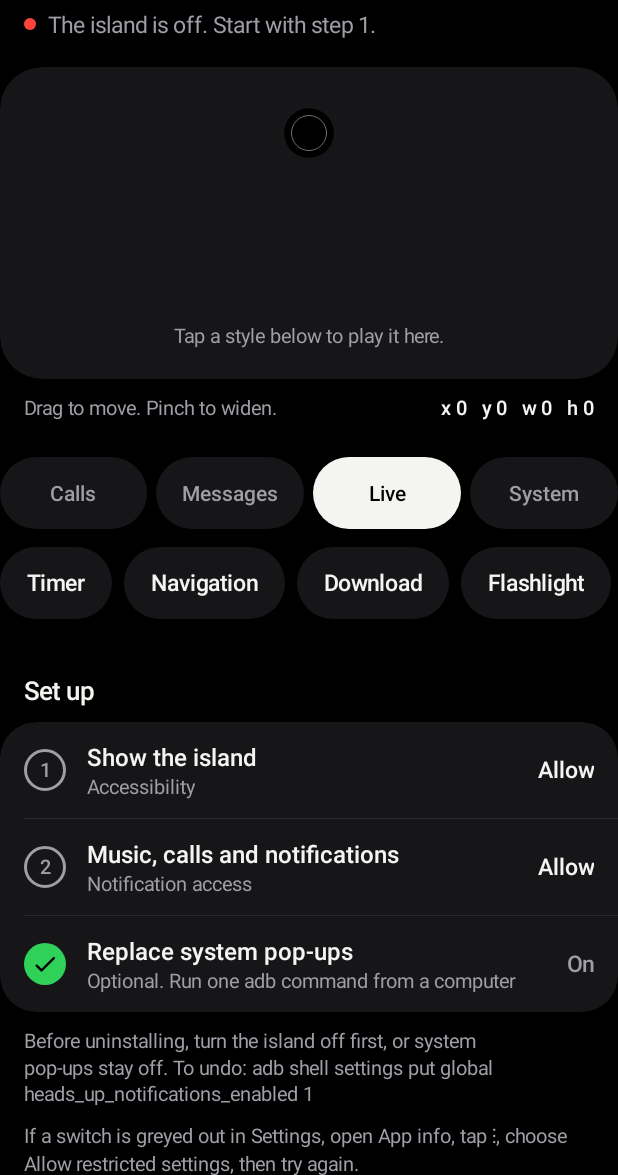
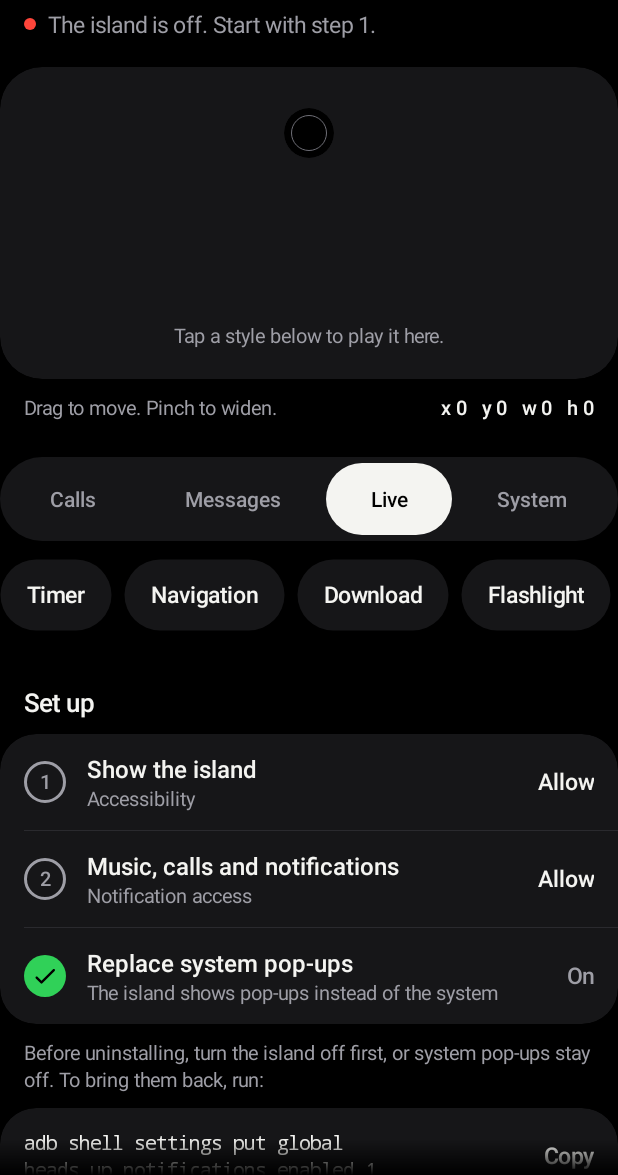
Before and after one commit to agampreetgrover-png/tabisland, an Android app: the screen it shows after launch (MainActivity), after a tap on "Live", on a phone screen of 412 x 824 dp, the part 61-1236 px from its top. Run offline under Robolectric (Android 15) with nearby library versions, the phone set to English and light mode, and no system bars.

Commit message:
Settings polish and design.md rewrite from the design session
Segmented settings tabs, reset enable state, undo note, playing chip and ghost
preview in MainActivity; design.md rewritten. Separate design session's work,
committed on its own.

```diff
--- a/app/src/main/java/com/tabisland/MainActivity.kt
+++ b/app/src/main/java/com/tabisland/MainActivity.kt
@@ -13,11 +13,9 @@ import android.view.HapticFeedbackConstants
 import android.view.MotionEvent
 import android.view.ScaleGestureDetector
 import android.view.ViewGroup
-import android.view.animation.DecelerateInterpolator
 import kotlin.math.abs
 import kotlin.math.max
 import kotlin.math.roundToInt
-import android.animation.ValueAnimator
 import android.app.Activity
 import android.app.NotificationManager
 import android.content.ActivityNotFoundException
@@ -40,7 +38,6 @@ import android.view.View
 import android.view.WindowInsets
 import android.view.WindowInsetsController
 import android.view.accessibility.AccessibilityNodeInfo
-import android.view.animation.OvershootInterpolator
 import android.widget.Button
 import android.widget.FrameLayout
 import android.widget.ImageView
@@ -95,6 +92,7 @@ private const val PUMICE = 0xFF9E9EA6.toInt()
 private const val BONE = 0xFFF4F4F1.toInt()
 private const val TRACK = 0xFF6E6E76.toInt() // off-state switch track: 3.2:1 on BASALT, unlike the hairline SEAM
 private const val GRANT = "adb shell pm grant com.tabisland android.permission.WRITE_SECURE_SETTINGS"
+private const val UNDO = "adb shell settings put global heads_up_notifications_enabled 1"
 
 private const val HOLE_Y = 44 // dp from the stage's top to the camera's centre: room for the pill at y −20
 
@@ -104,7 +102,8 @@ class MainActivity : Activity() {
     private val prefs by lazy { getSharedPreferences(Prefs.FILE, MODE_PRIVATE) }
     private val handler = Handler(Looper.getMainLooper())
 
-    private class Step(val dot: ImageView, val action: TextView, val todo: String, var done: Boolean? = null)
+    private class Step(val dot: ImageView, val action: TextView, val todo: String, val sub: TextView, val todoSub: String,
+                       val doneSub: String, var done: Boolean? = null)
     private val steps = mutableListOf<Step>()
     private lateinit var col: LinearLayout
     private lateinit var status: TextView
@@ -112,6 +111,8 @@ class MainActivity : Activity() {
     private lateinit var setup: LinearLayout
     private var setupAt = 0 // setup's place in col while it isn't finished; once it is, it moves to the end
     private lateinit var restrictedHint: View
+    private lateinit var undoNote: View
+    private lateinit var reset: View
     private lateinit var demoHint: TextView
     private lateinit var testAction: TextView
     private val seekBars = HashMap<String, SeekBar>()
@@ -176,13 +177,15 @@ class MainActivity : Activity() {
         // demos: one tab per kind of island, its styles as chips that play on the stage (and the real island)
         val chips = Flow(this, dp(8))
         val tabs = Demo.groups.mapIndexed { i, (name, _) -> segment(name) { showTab(i, chips) } }
+        // one basalt track with the selected tab inside it: reads as navigation, not as another row of chips
         col.addView(LinearLayout(this).apply {
-            tabs.forEachIndexed { i, t ->
-                addView(t, LinearLayout.LayoutParams(0, dp(48), 1f).apply { if (i > 0) marginStart = dp(6) })
-            }
+            background = GradientDrawable().apply { setColor(BASALT); cornerRadius = dp(28).toFloat() }
+            setPadding(dp(4), dp(4), dp(4), dp(4))
+            // each tab gets its label's width plus an equal share of what's left, so a long label never crowds its neighbour
+            for (t in tabs) addView(t, LinearLayout.LayoutParams(LinearLayout.LayoutParams.WRAP_CONTENT, LinearLayout.LayoutParams.WRAP_CONTENT, 1f))
         }, LinearLayout.LayoutParams(LinearLayout.LayoutParams.MATCH_PARENT, LinearLayout.LayoutParams.WRAP_CONTENT).apply { topMargin = dp(24) })
         col.addView(chips, LinearLayout.LayoutParams(LinearLayout.LayoutParams.MATCH_PARENT, LinearLayout.LayoutParams.WRAP_CONTENT).apply { topMargin = dp(12) })
-        showTab(tab, chips, animate = false)
+        showTab(tab, chips)
         demoHint = text("Playing in the preview only. Turn on step 1 to see it on the real island.", 13f, PUMICE).apply {
             setPadding(dp(16), dp(10), dp(16), 0); visibility = View.GONE
             accessibilityLiveRegion = View.ACCESSIBILITY_LIVE_REGION_POLITE
@@ -205,17 +208,24 @@ class MainActivity : Activity() {
                     .putExtra(Settings.EXTRA_NOTIFICATION_LISTENER_COMPONENT_NAME, ComponentName(this, MediaListener::class.java).flattenToString()),
                     Settings.ACTION_NOTIFICATION_LISTENER_SETTINGS)
             },
-            step(3, "Replace system pop-ups", "Optional. Run one adb command from a computer", "Copy") {
+            step(3, "Replace system pop-ups", "Optional. Run one adb command from a computer", "Copy",
+                doneSub = "The island shows pop-ups instead of the system") {
                 if (steps[2].done != true) {
-                    getSystemService(ClipboardManager::class.java).setPrimaryClip(ClipData.newPlainText("adb command", GRANT))
+                    copy(GRANT)
                     steps[2].action.text = "Copied"
                 }
             },
         ))
-        setup.addView(text(
-            "Before uninstalling, turn the island off first, or system pop-ups stay off. To undo: adb shell settings put global heads_up_notifications_enabled 1",
-            13f, PUMICE,
-        ).apply { setPadding(dp(16), dp(10), dp(16), 0) })
+        // only once pop-ups are replaced is there anything to undo
+        val undo = actionRow(UNDO, "Copy") { copy(UNDO) }
+        (undo.getChildAt(0) as TextView).apply { typeface = Typeface.MONOSPACE; textSize = 13f } // a command, set as code
+        undoNote = LinearLayout(this).apply {
+            orientation = LinearLayout.VERTICAL
+            addView(text("Before uninstalling, turn the island off first, or system pop-ups stay off. To bring them back, run:",
+                13f, PUMICE).apply { setPadding(dp(16), dp(10), dp(16), dp(10)) })
+            addView(group(undo))
+        }
+        setup.addView(undoNote)
         restrictedHint = LinearLayout(this).apply {
             orientation = LinearLayout.VERTICAL
             addView(text(
@@ -252,9 +262,10 @@ class MainActivity : Activity() {
         col.addView(text("Exact values for the preview at the top. The island moves as you drag.", 13f, PUMICE).apply { setPadding(dp(16), 0, dp(16), dp(10)) })
         val sliders = Prefs.sliders.map { s -> sliderRow(s, prefs.getInt(s.key, 0)) { prefs.edit().putInt(s.key, it).apply() } }
         // Reset needs no slider code: the prefs listener moves them back
-        col.addView(group(*sliders.toTypedArray(), actionRow("Position and size", "Reset") {
+        reset = actionRow("Position and size", "Reset") {
             prefs.edit().apply { Prefs.sliders.forEach { putInt(it.key, 0) } }.apply()
-        }))
+        }
+        col.addView(group(*sliders.toTypedArray(), reset))
         prefs.registerOnSharedPreferenceChangeListener(prefsChanged)
 
         setContentView(ScrollView(this).apply {
@@ -263,6 +274,8 @@ class MainActivity : Activity() {
             isVerticalScrollBarEnabled = false
             addView(col)
             clipToPadding = true // content stops at the status bar instead of scrolling under the clock and the island
+            isVerticalFadingEdgeEnabled = true // and fades out there, instead of a hard cut through a line of text
+            setFadingEdgeLength(dp(24))
             setOnApplyWindowInsetsListener { v, insets ->
                 val bars = insets.getInsets(WindowInsets.Type.systemBars() or WindowInsets.Type.displayCutout())
                 v.setPadding(0, bars.top, 0, 0)
@@ -310,6 +323,7 @@ class MainActivity : Activity() {
         }
         statusDot.setColor(when { !a11y -> RED; running && notif -> GREEN; else -> ORANGE })
         restrictedHint.visibility = if (a11y && notif) View.GONE else View.VISIBLE
+        undoNote.visibility = if (secure) View.VISIBLE else View.GONE
         if (running) demoHint.visibility = View.GONE
         // finished setup is rarely needed again: it moves to the end, out of the way of the demos and switches
         val done = running && notif
@@ -423,6 +437,7 @@ class MainActivity : Activity() {
         // the centre line lights up when the island is centred on the camera
         guide.setBackgroundColor(if (prefs.getInt("x", 0) == 0) BONE else TRACK)
         readout.text = Prefs.sliders.joinToString("   ") { "${it.key} ${signed(prefs.getInt(it.key, 0))}" }
+        enable(reset, Prefs.sliders.any { prefs.getInt(it.key, 0) != 0 }) // nothing to reset at the defaults
         renderPreview()
     }
 
@@ -431,8 +446,13 @@ class MainActivity : Activity() {
         handler.removeCallbacks(renderLater)
         val now = System.currentTimeMillis()
         val live = Island.top(now) { Island.demo || prefs.getBoolean(it, true) }
-        preview.show(live, live is Call && live.ringing, prefs.getBoolean("idle", true) || Island.calibrating, false)
+        // with "Show the pill when idle" off the real island is empty at rest; the stage still shows where it would sit,
+        // dimmed, so there is something to drag
+        val ghost = live == null && !prefs.getBoolean("idle", true) && !Island.calibrating
+        preview.show(live, live is Call && live.ringing, true, false)
+        preview.alpha = if (ghost) 0.4f else 1f
         stageHint.animate().alpha(if (live == null && !Island.calibrating) 1f else 0f).setDuration(150).start()
+        if (!Island.demo) { playing?.isSelected = false; playing = null; playingStyle = null } // the demo ended: no chip is playing
         expiry(live)?.let { handler.postDelayed(renderLater, it - now + 16) }
     }
 
@@ -440,31 +460,39 @@ class MainActivity : Activity() {
 
     private val tabViews = mutableListOf<TextView>()
 
-    private fun showTab(i: Int, chips: Flow, animate: Boolean = true) {
+    /** The style whose demo is on the island now, and its chip while that tab is showing; outlined until the demo ends. */
+    private var playingStyle: String? = null
+    private var playing: View? = null
+
+    // only the island moves: the chips swap in place
+    private fun showTab(i: Int, chips: Flow) {
         tab = i
         tabViews.forEachIndexed { j, t -> t.isSelected = j == i }
         chips.removeAllViews()
-        for ((style, label) in Demo.groups[i].second) chips.addView(pillButton(label) { play(style) },
-            ViewGroup.LayoutParams(ViewGroup.LayoutParams.WRAP_CONTENT, dp(48)))
-        if (animate && ValueAnimator.areAnimatorsEnabled()) {
-            chips.alpha = 0f; chips.translationY = dp(6).toFloat()
-            chips.animate().alpha(1f).translationY(0f).setDuration(180).setInterpolator(DecelerateInterpolator(2f)).start()
-        }
+        playing = null
+        for ((style, label) in Demo.groups[i].second) chips.addView(pillButton(label) { play(style, it) }.apply {
+            // back on this tab mid-demo: its chip is still the one playing
+            if (style == playingStyle) { isSelected = true; playing = this }
+        }, ViewGroup.LayoutParams(ViewGroup.LayoutParams.WRAP_CONTENT, ViewGroup.LayoutParams.WRAP_CONTENT))
     }
 
-    private fun play(style: String) {
+    private fun play(style: String, chip: View) {
         Demo.show(this, style)
+        playing?.isSelected = false
+        playingStyle = style
+        playing = chip.apply { isSelected = true }
         // it still plays on the stage, but say why the real island stays empty
         if (Island.onChange == null) demoHint.visibility = View.VISIBLE
     }
 
-    /** One tab of the segmented control: bone when selected, basalt otherwise. */
-    private fun segment(label: String, onClick: () -> Unit) = text(label, 14f, PUMICE, 500).apply {
+    /** One tab of the segmented control: a bone segment when selected, the track showing through otherwise. */
+    private fun segment(label: String, onClick: () -> Unit) = text(label, 14f, PUMICE, 600).apply {
         val states = arrayOf(intArrayOf(android.R.attr.state_selected), intArrayOf())
         gravity = Gravity.CENTER
-        maxLines = 1; ellipsize = android.text.TextUtils.TruncateAt.END
+        minHeight = dp(48)
+        setPadding(dp(12), dp(8), dp(12), dp(8)) // a large font size wraps the label onto two lines instead of cutting it
         setTextColor(ColorStateList(states, intArrayOf(INK, PUMICE)))
-        val shape = GradientDrawable().apply { cornerRadius = dp(24).toFloat(); color = ColorStateList(states, intArrayOf(BONE, BASALT)) }
+        val shape = GradientDrawable().apply { cornerRadius = dp(24).toFloat(); color = ColorStateList(states, intArrayOf(BONE, Color.TRANSPARENT)) }
         background = ripple(shape)
         isClickable = true
         setOnClickListener { onClick() }
@@ -478,6 +506,9 @@ class MainActivity : Activity() {
 
     private fun signed(v: Int) = if (v > 0) "+$v" else "$v"
 
+    private fun copy(cmd: String) =
+        getSystemService(ClipboardManager::class.java).setPrimaryClip(ClipData.newPlainText("adb command", cmd))
+
     /** The app's own page in Settings; the generic list if this build has no such page or keeps it to system apps. */
     private fun open(detail: Intent, fallback: String) =
         try { startActivity(detail) } catch (e: ActivityNotFoundException) { startActivity(Intent(fallback)) }
@@ -485,10 +516,9 @@ class MainActivity : Activity() {
 
     private fun enable(v: View, on: Boolean) { v.isEnabled = on; v.alpha = if (on) 1f else 0.4f }
 
-    /** Filled green check when granted, numbered ring when not. Pops only on a fresh grant, never on first bind. */
+    /** Filled green check and what it now does when granted; numbered ring and what to do when not. */
     private fun mark(i: Int, done: Boolean) {
         val s = steps[i]
-        val fresh = s.done == false && done
         s.done = done
         val ring = s.dot.background as GradientDrawable
         if (done) {
@@ -501,10 +531,7 @@ class MainActivity : Activity() {
             s.action.text = s.todo; s.action.setTextColor(BONE)
         }
         (s.dot.parent as FrameLayout).getChildAt(1).visibility = if (done) View.GONE else View.VISIBLE
-        if (fresh && ValueAnimator.areAnimatorsEnabled()) {
-            s.dot.scaleX = 0.6f; s.dot.scaleY = 0.6f
-            s.dot.animate().scaleX(1f).scaleY(1f).setDuration(380).setInterpolator(OvershootInterpolator(2.5f)).start()
-        }
+        s.sub.text = if (done) s.doneSub else s.todoSub
     }
 
     private fun weight(w: Int) = Typeface.create(Typeface.DEFAULT, w, false)
@@ -540,14 +567,15 @@ class MainActivity : Activity() {
         setOnClickListener { onClick() }
     }
 
-    private fun step(n: Int, title: String, sub: String, todo: String = "Allow", onClick: () -> Unit): View {
+    private fun step(n: Int, title: String, sub: String, todo: String = "Allow", doneSub: String = sub, onClick: () -> Unit): View {
         val dot = ImageView(this).apply {
             background = GradientDrawable().apply { shape = GradientDrawable.OVAL }
             setPadding(dp(5), dp(5), dp(5), dp(5))
         }
         val num = text("$n", 13f, PUMICE, 600).apply { gravity = Gravity.CENTER }
         val action = text(todo, 15f, BONE, 600)
-        steps += Step(dot, action, todo)
+        val subView = text(sub, 13f, PUMICE)
+        steps += Step(dot, action, todo, subView, sub, doneSub)
         return row(onClick).apply {
             addView(FrameLayout(context).apply {
                 addView(dot, FrameLayout.LayoutParams(dp(28), dp(28)))
@@ -556,7 +584,7 @@ class MainActivity : Activity() {
             addView(LinearLayout(context).apply {
                 orientation = LinearLayout.VERTICAL
                 addView(text(title, 16f, BONE, 500))
-                addView(text(sub, 13f, PUMICE))
+                addView(subView)
             }, LinearLayout.LayoutParams(0, LinearLayout.LayoutParams.WRAP_CONTENT, 1f))
             addView(action)
         }
@@ -595,6 +623,7 @@ class MainActivity : Activity() {
         return LinearLayout(this).apply {
             orientation = LinearLayout.VERTICAL
             setPadding(dp(16), dp(14), dp(16), dp(6))
+            clipToPadding = false // the bar reaches into this padding so its thumb is whole at either end
             addView(LinearLayout(context).apply {
                 addView(text(s.label, 16f, BONE), LinearLayout.LayoutParams(0, LinearLayout.LayoutParams.WRAP_CONTENT, 1f))
                 addView(readout)
@@ -607,7 +636,8 @@ class MainActivity : Activity() {
                 progressTintList = ColorStateList.valueOf(BONE)
                 progressBackgroundTintList = ColorStateList.valueOf(PUMICE) // the framework track draws at ~30% alpha, so TRACK vanished
                 thumbTintList = ColorStateList.valueOf(BONE)
-                setPadding(0, dp(12), 0, dp(12))
+                // room for the thumb at either end; the negative margins below keep the track in line with the labels
+                setPadding(dp(12), dp(12), dp(12), dp(12))
                 setOnSeekBarChangeListener(object : SeekBar.OnSeekBarChangeListener {
                     override fun onProgressChanged(b: SeekBar, p: Int, user: Boolean) {
                         readout.text = fmt(p); b.stateDescription = readout.text
@@ -617,19 +647,26 @@ class MainActivity : Activity() {
                     override fun onStartTrackingTouch(b: SeekBar) { Island.calibrating = true }
                     override fun onStopTrackingTouch(b: SeekBar) { Island.calibrating = false }
                 })
+            }, LinearLayout.LayoutParams(LinearLayout.LayoutParams.MATCH_PARENT, LinearLayout.LayoutParams.WRAP_CONTENT).apply {
+                marginStart = -dp(12); marginEnd = -dp(12)
             })
         }
     }
 
-    /** Pill-shaped chip in the group surface colour: the island's shape. */
-    private fun pillButton(label: String, onClick: () -> Unit) = text(label, 15f, BONE, 500).apply {
+    /** Pill-shaped chip in the group surface colour: the island's shape. Selected (playing): seam fill, bone outline. */
+    private fun pillButton(label: String, onClick: (View) -> Unit) = text(label, 15f, BONE, 500).apply {
+        val states = arrayOf(intArrayOf(android.R.attr.state_selected), intArrayOf())
         gravity = Gravity.CENTER
-        maxLines = 1; ellipsize = android.text.TextUtils.TruncateAt.END
-        setPadding(dp(18), 0, dp(18), 0)
-        val shape = GradientDrawable().apply { cornerRadius = dp(24).toFloat(); setColor(BASALT) }
+        minHeight = dp(48)
+        setPadding(dp(18), dp(10), dp(18), dp(10))
+        val shape = GradientDrawable().apply {
+            cornerRadius = dp(24).toFloat()
+            color = ColorStateList(states, intArrayOf(SEAM, BASALT))
+            setStroke(max(1, dp(1)) * 3 / 2, ColorStateList(states, intArrayOf(BONE, Color.TRANSPARENT)))
+        }
         background = ripple(shape)
         isClickable = true
-        setOnClickListener { onClick() }
+        setOnClickListener { onClick(it) }
         accessibilityDelegate = object : View.AccessibilityDelegate() { // View has no setter for the class name TalkBack reads as the role
             override fun onInitializeAccessibilityNodeInfo(host: View, info: AccessibilityNodeInfo) {
                 super.onInitializeAccessibilityNodeInfo(host, info); info.className = Button::class.java.name
```
Also changed, not shown: 1 other file.
